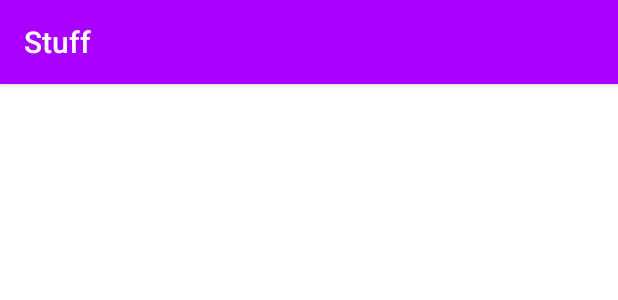
After one commit to kenkorir/projectsm, an Android app: the layout activity_stuff.xml on its own in the app's theme, with its tools: preview values and no code run, on a phone screen of 412 x 824 dp. The commit adds this screen. Shown: the top 300 px of the screen. Run offline under Robolectric (Android 15) with nearby library versions, the phone set to English and light mode, and no system bars.

Commit message:
added profile and stuff

```diff
--- a/app/src/main/res/layout/activity_profile.xml
+++ b/app/src/main/res/layout/activity_profile.xml
@@ -135,6 +135,7 @@
                     android:visibility="visible"
                     app:cardCornerRadius="2dp"
                     app:cardElevation="2dp"
+                    android:onClick="toStuff"
                     app:cardUseCompatPadding="true">
 
                 <LinearLayout
@@ -224,6 +225,7 @@
                     android:visibility="visible"
                     app:cardCornerRadius="2dp"
                     app:cardElevation="2dp"
+                    android:onClick="toreviews"
                     app:cardUseCompatPadding="true">
 
                 <LinearLayout
--- /dev/null
+++ b/app/src/main/res/layout/activity_stuff.xml
@@ -0,0 +1,34 @@
+<?xml version="1.0" encoding="utf-8"?>
+<LinearLayout xmlns:android="http://schemas.android.com/apk/res/android"
+              android:layout_width="match_parent"
+              android:layout_height="match_parent"
+              xmlns:tools="http://schemas.android.com/tools"
+              xmlns:app="http://schemas.android.com/apk/res-auto"
+              android:background="@android:color/white"
+              android:orientation="vertical"
+              tools:context=".StuffActivity">
+
+    <com.google.android.material.appbar.AppBarLayout
+            android:layout_width="match_parent"
+            android:layout_height="wrap_content">
+
+        <androidx.appcompat.widget.Toolbar
+                android:id="@+id/toolbar"
+                android:layout_width="match_parent"
+                android:layout_height="?attr/actionBarSize"
+                android:background="@color/purple_A700"
+                app:title="Stuff"
+                android:theme="@style/ThemeOverlay.AppCompat.Dark.ActionBar"
+                app:contentInsetStartWithNavigation="0dp"
+                app:popupTheme="@style/ThemeOverlay.AppCompat.Light"/>
+
+    </com.google.android.material.appbar.AppBarLayout>
+
+    <androidx.recyclerview.widget.RecyclerView
+            android:id="@+id/recyclerView"
+            android:layout_width="match_parent"
+            android:layout_height="match_parent"
+            android:scrollbars="vertical"
+            android:scrollingCache="true" />
+
+</LinearLayout>
```
Also changed, not shown: app/src/main/java/com/job/istation/ProfileActivity.kt (+13 -0 lines), app/src/main/java/com/job/istation/StuffActivity.kt (added, +61 -0 lines), app/src/main/res/layout/activity_main.xml (+8 -0 lines), app/src/main/res/layout/item_people_chat.xml (added, +75 -0 lines).
